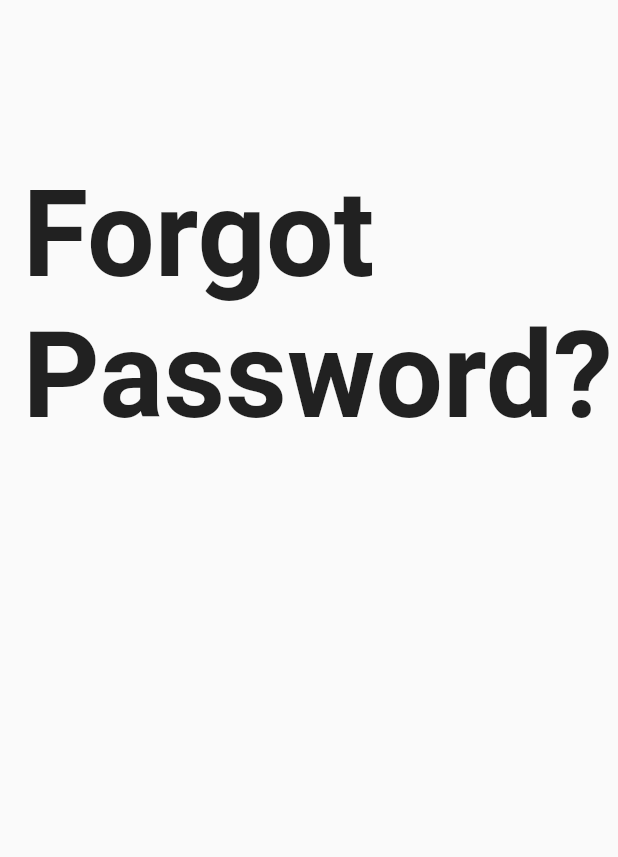
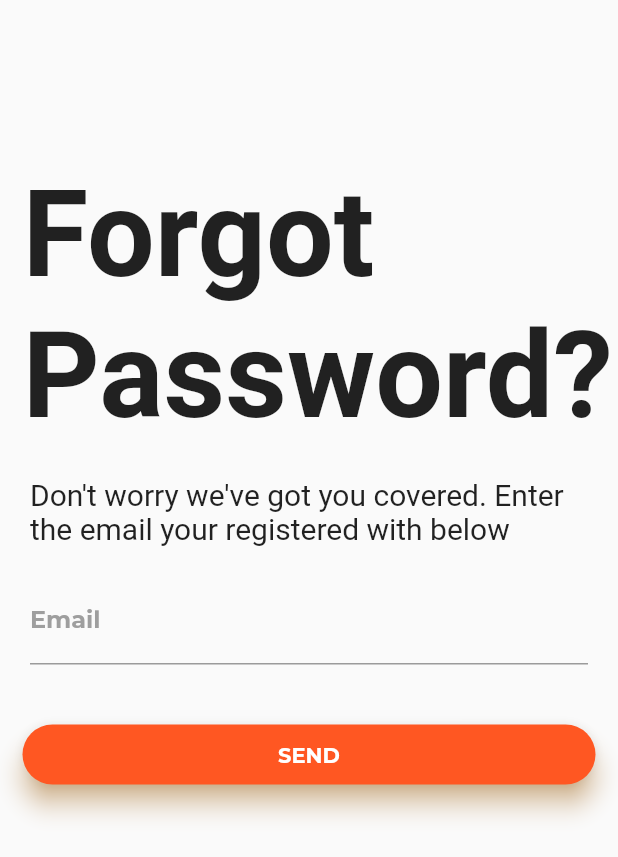
Before and after one commit to uncleejay/login-signup-screens, a Flutter app: the ForgotPasswordPage screen opened directly, on a phone screen of 412 x 824 dp. Shown: the top 857 px of the screen. Run offline on Flutter 3.47's test engine with Material 2 defaults, Android fonts, the phone set to English and light mode, and no system bars; project files that could hold a hidden picture were left out.

Commit message:
created forgot password UI

```diff
--- a/lib/forgotpassword.dart
+++ b/lib/forgotpassword.dart
@@ -27,6 +27,50 @@ class _ForgotPasswordPageState extends State<ForgotPasswordPage> {
               ],
             ),
           ),
+          Container(
+            padding: EdgeInsets.all(20.0),
+            child: Text(
+              "Don't worry we've got you covered. Enter the email your registered with below",
+              style: TextStyle(fontSize: 20.0),
+            ),
+          ),
+          Container(
+            padding: EdgeInsets.only(left: 20.0, right: 20.0),
+            child: TextField(
+              decoration: InputDecoration(
+                  labelText: 'Email',
+                  labelStyle: TextStyle(
+                      fontFamily: 'Montserrat',
+                      fontWeight: FontWeight.bold,
+                      color: Colors.grey),
+                  // hintText: 'EMAIL',
+                  // hintStyle: ,
+                  focusedBorder: UnderlineInputBorder(
+                      borderSide: BorderSide(color: Colors.deepOrange))),
+            ),
+          ),
+          SizedBox(height: 40.0,),
+          Container(
+            padding: EdgeInsets.only(left: 15.0, right: 15.0),
+              height: 40.0,
+              child: Material(
+                borderRadius: BorderRadius.circular(20.0),
+                shadowColor: Colors.orangeAccent,
+                color: Colors.deepOrange,
+                elevation: 7.0,
+                child: GestureDetector(
+                  onTap: () {},
+                  child: Center(
+                    child: Text(
+                      'SEND',
+                      style: TextStyle(
+                          color: Colors.white,
+                          fontWeight: FontWeight.bold,
+                          fontFamily: 'Montserrat'),
+                    ),
+                  ),
+                ),
+              )),
         ],
       ),
     );
```
Also changed, not shown: lib/main.dart (+7 -3 lines), lib/signup.dart (+17 -23 lines).
